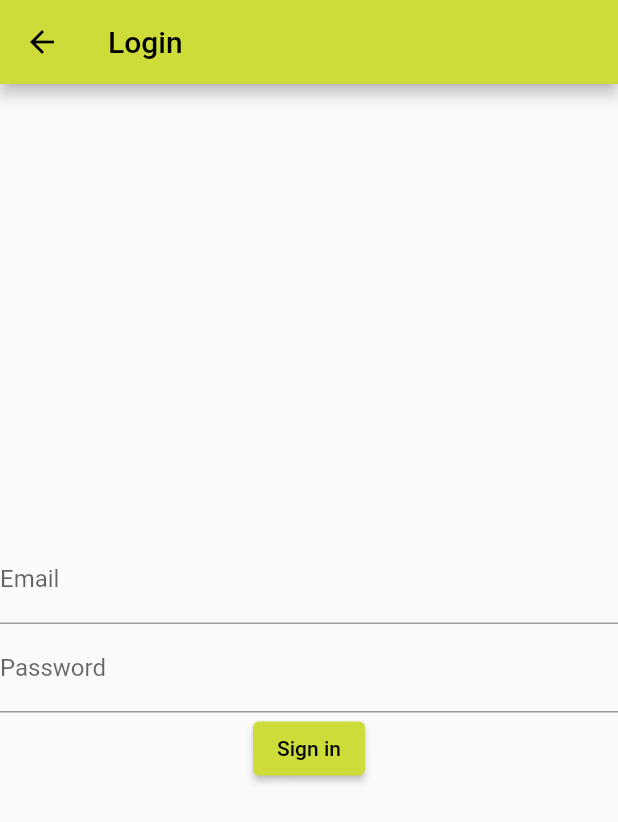
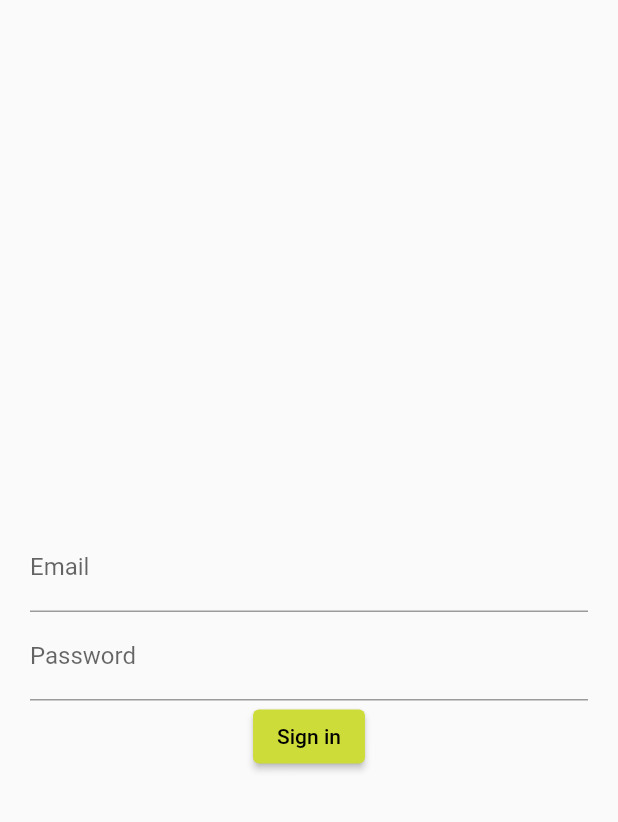
Before and after one commit to Viraj-Sankalpa/Customer-Relashionship-Management-Application, a Flutter app: the screen it shows after launch, after a tap on "LogIn", on a phone screen of 412 x 824 dp. Shown: the top 822 px of the screen. Run offline on Flutter 3.47's test engine with Material 2 defaults, Android fonts, the phone set to English and light mode, and no system bars; our stand-ins replace cloud_firestore, firebase_auth, firebase_core, form_field_validator, get, hexcolor and 1 more; accounts and stored records are empty; network calls fail.

Commit message:
login content getting center

```diff
--- a/lib/screens/login.dart
+++ b/lib/screens/login.dart
@@ -15,15 +15,21 @@ class _LoginPageState extends State<LoginPage> {
   @override
   Widget build(BuildContext context) {
     return Scaffold(
-      appBar: AppBar(
-        title: const Text("Login"),
-      ),
-      body: Center(
+      // appBar: AppBar(
+      //   title: const Text("Login"),
+      // ),
+      body: Container(
+        padding: const EdgeInsets.all(20),
+        child: Center(
+
           child: Form(
+
             key: _formKey,
             child: Column(
+
               mainAxisAlignment: MainAxisAlignment.center,
               children: <Widget>[
+                const Padding(padding: EdgeInsets.all(20)),
                 TextFormField(
                   validator: (input) {
                     if (input!.isEmpty) {
@@ -57,6 +63,7 @@ class _LoginPageState extends State<LoginPage> {
             ),
           ),
         ),
+      ),
     );
   }
 
--- a/pubspec.yaml
+++ b/pubspec.yaml
@@ -43,6 +43,7 @@ dependencies:
   get: ^4.6.5
   form_field_validator: ^1.1.0
   shared_preferences: ^2.0.18
+  lottie: ^2.3.0
 
 dev_dependencies:
   flutter_test:
```
Also changed, not shown: pubspec.lock. Lines whose indentation alone changed are shown as unchanged.
